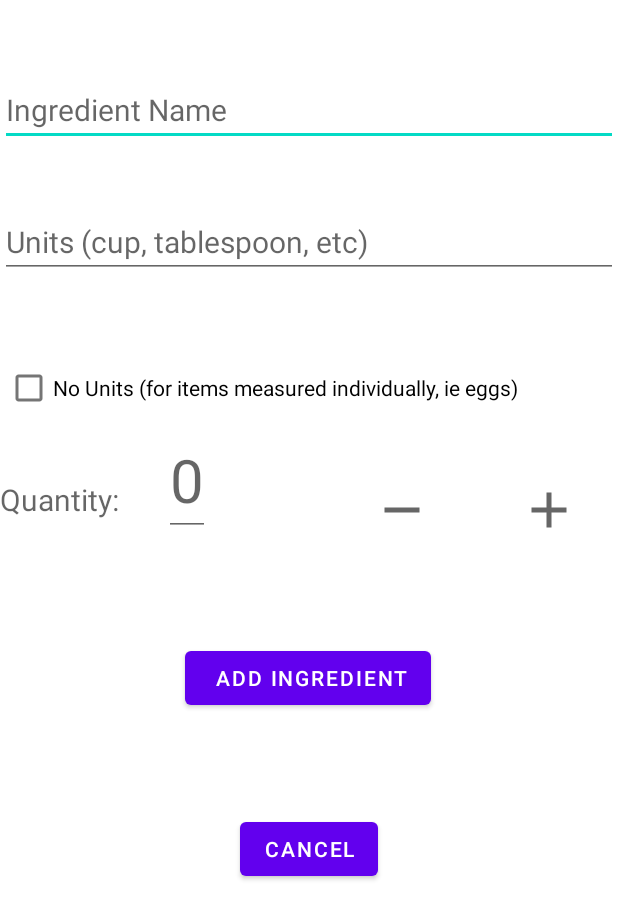
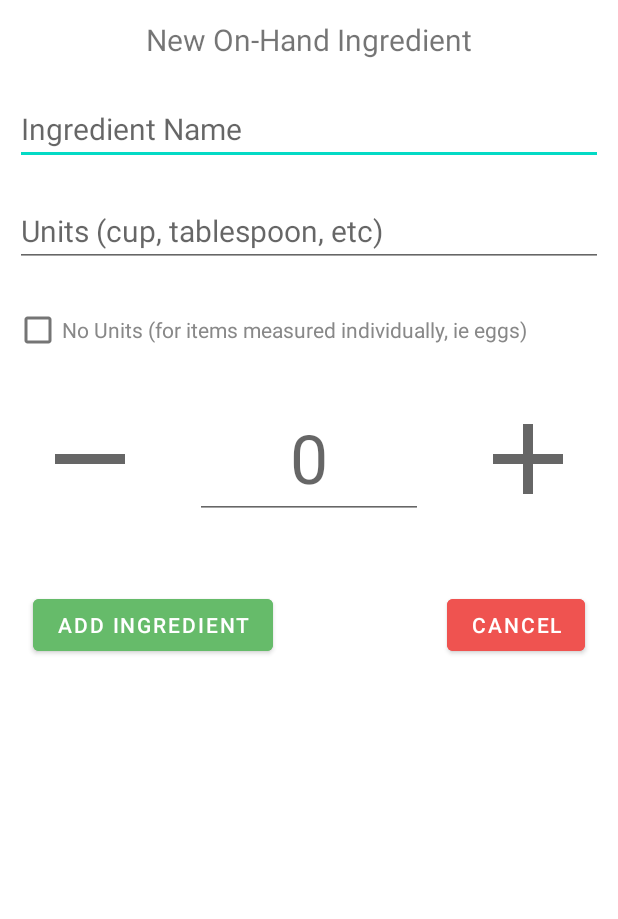
Before and after one commit to SCCapstone/Purplelimited, an Android app: the layout new_ingredient_popup.xml on its own in the app's theme, with its tools: preview values and no code run, on a phone screen of 412 x 824 dp. Shown: the top 919 px of the screen. Run offline under Robolectric (Android 15) with nearby library versions, the phone set to English and light mode, and no system bars.

Commit message:
UI Improvements

```diff
--- a/app/src/main/java/edu/sc/purplelimited/ui/on_hand_ingredients/OnHandListAdapter.java
+++ b/app/src/main/java/edu/sc/purplelimited/ui/on_hand_ingredients/OnHandListAdapter.java
@@ -40,7 +40,11 @@ public class OnHandListAdapter extends ArrayAdapter {
     }
     // Text
     TextView ingredientString = row.findViewById(R.id.ingredient_name_in_listview);
-    ingredientString.setText(onHandList.get(position).toString());
+    String ingredientText = onHandList.get(position).toString();
+    if (ingredientText.length() > 28) {
+      ingredientText = ingredientText.substring(0, 28) + "...";
+    }
+    ingredientString.setText(ingredientText);
 
     // Clickable
     ImageView increaseQuantity = row.findViewById(R.id.increase_quantity_list_view);
--- a/app/src/main/res/drawable/remove_icon.xml
+++ b/app/src/main/res/drawable/remove_icon.xml
@@ -1,4 +1,4 @@
-<vector android:height="24dp" android:tint="#FF0000"
+<vector android:height="24dp" android:tint="#EF5350"
     android:viewportHeight="24" android:viewportWidth="24"
     android:width="24dp" xmlns:android="http://schemas.android.com/apk/res/android">
     <path android:fillColor="@android:color/white" android:pathData="M12,2C6.48,2 2,6.48 2,12s4.48,10 10,10 10,-4.48 10,-10S17.52,2 12,2zM17,13L7,13v-2h10v2z"/>
--- a/app/src/main/res/layout/new_ingredient_popup.xml
+++ b/app/src/main/res/layout/new_ingredient_popup.xml
@@ -5,129 +5,168 @@
     android:layout_width="match_parent"
     android:layout_height="match_parent">
 
+
+    <RelativeLayout
+        android:id="@+id/textLayout"
+        android:layout_width="match_parent"
+        android:layout_height="200dp"
+        android:layout_marginTop="52dp"
+        app:layout_constraintEnd_toEndOf="parent"
+        app:layout_constraintHorizontal_bias="0.0"
+        app:layout_constraintStart_toStartOf="parent"
+        app:layout_constraintTop_toTopOf="parent">
+
         <EditText
             android:id="@+id/new_ingredient_name"
             android:layout_width="match_parent"
             android:layout_height="wrap_content"
+            android:layout_alignParentLeft="true"
+            android:layout_alignParentTop="true"
+            android:layout_marginHorizontal="10dp"
+            android:layout_marginVertical="10dp"
+            android:layout_marginTop="0dp"
             android:hint="Ingredient Name"
             android:minHeight="48dp"
-        android:textSize="20dp"
-        app:layout_constraintBottom_toBottomOf="parent"
-        app:layout_constraintEnd_toEndOf="parent"
-        app:layout_constraintHorizontal_bias="1.0"
-        app:layout_constraintStart_toStartOf="parent"
-        app:layout_constraintTop_toTopOf="parent"
-        app:layout_constraintVertical_bias="0.064" />
+            android:textSize="20sp" />
 
         <EditText
             android:id="@+id/new_ingredient_units"
             android:layout_width="match_parent"
             android:layout_height="wrap_content"
-        android:layout_marginTop="40dp"
+            android:layout_below="@+id/new_ingredient_name"
+            android:layout_alignParentLeft="true"
+            android:layout_marginHorizontal="10dp"
+            android:layout_marginVertical="10dp"
+            android:layout_marginLeft="4dp"
+            android:layout_marginTop="-48dp"
             android:hint="Units (cup, tablespoon, etc)"
             android:minHeight="48dp"
-        android:textSize="20dp"
-        app:layout_constraintEnd_toEndOf="parent"
-        app:layout_constraintHorizontal_bias="0.0"
-        app:layout_constraintStart_toStartOf="parent"
-        app:layout_constraintTop_toBottomOf="@+id/new_ingredient_name" />
-
-    <TextView
-        android:id="@+id/enter_quantity_text"
-        android:layout_width="wrap_content"
-        android:layout_height="wrap_content"
-        android:layout_marginTop="40dp"
-        android:hint="Quantity:"
-        android:textSize="20dp"
-        app:layout_constraintBottom_toBottomOf="parent"
-        app:layout_constraintEnd_toEndOf="parent"
-        app:layout_constraintHorizontal_bias="0.0"
-        app:layout_constraintStart_toStartOf="parent"
-        app:layout_constraintTop_toBottomOf="@+id/new_ingredient_units"
-        app:layout_constraintVertical_bias="0.164" />
-
-    <EditText
-        android:id="@+id/current_quantity"
-        android:layout_width="wrap_content"
-        android:layout_height="wrap_content"
-        android:layout_marginTop="20dp"
-        android:hint="0"
-        android:inputType="number"
-        android:textSize="40dp"
-        app:layout_constraintBottom_toBottomOf="parent"
-        app:layout_constraintEnd_toEndOf="parent"
-        app:layout_constraintHorizontal_bias="0.099"
-        app:layout_constraintStart_toEndOf="@+id/enter_quantity_text"
-        app:layout_constraintTop_toBottomOf="@+id/new_ingredient_units"
-        app:layout_constraintVertical_bias="0.142" />
-
-    <ImageView
-        android:id="@+id/decrease_quantity_popup"
-        android:layout_width="40dp"
-        android:layout_height="40dp"
-        android:layout_centerVertical="true"
-        android:layout_marginStart="108dp"
-        android:layout_marginTop="35dp"
-        android:layout_toLeftOf="@+id/increase_quantity_popup"
-        android:src="@drawable/decrease_quantity"
-        app:layout_constraintBottom_toBottomOf="parent"
-        app:layout_constraintStart_toEndOf="@+id/current_quantity"
-        app:layout_constraintTop_toBottomOf="@+id/new_ingredient_units"
-        app:layout_constraintVertical_bias="0.176" />
-
-    <ImageView
-        android:id="@+id/increase_quantity_popup"
-        android:layout_width="40dp"
-        android:layout_height="40dp"
-        android:layout_centerVertical="true"
-        android:layout_marginTop="35dp"
-        android:layout_toLeftOf="@id/remove"
-        android:src="@drawable/increase_quantity"
-        app:layout_constraintBottom_toBottomOf="parent"
-        app:layout_constraintEnd_toEndOf="parent"
-        app:layout_constraintHorizontal_bias="0.687"
-        app:layout_constraintStart_toEndOf="@+id/decrease_quantity_popup"
-        app:layout_constraintTop_toBottomOf="@+id/new_ingredient_units"
-        app:layout_constraintVertical_bias="0.176"
-        tools:ignore="NotSibling" />
-
-    <Button
-        android:id="@+id/add_new_ingredient"
-        android:layout_width="wrap_content"
-        android:layout_height="wrap_content"
-        android:layout_marginTop="40dp"
-        android:paddingLeft="20dp"
-        android:text="Add Ingredient"
-        app:layout_constraintBottom_toBottomOf="parent"
-        app:layout_constraintEnd_toEndOf="parent"
-        app:layout_constraintHorizontal_bias="0.497"
-        app:layout_constraintStart_toStartOf="parent"
-        app:layout_constraintTop_toBottomOf="@+id/enter_quantity_text"
-        app:layout_constraintVertical_bias="0.107" />
-
-    <Button
-        android:id="@+id/cancel_new_ingredient"
-        android:layout_width="wrap_content"
-        android:layout_height="wrap_content"
-        android:text="Cancel"
-        app:layout_constraintBottom_toBottomOf="parent"
-        app:layout_constraintEnd_toEndOf="parent"
-        app:layout_constraintStart_toStartOf="parent"
-        app:layout_constraintTop_toBottomOf="@+id/add_new_ingredient"
-        app:layout_constraintVertical_bias="0.219" />
+            android:textSize="20sp" />
 
         <CheckBox
             android:id="@+id/no_units_checkbox"
             android:layout_width="wrap_content"
             android:layout_height="wrap_content"
+            android:layout_below="@+id/new_ingredient_units"
+            android:layout_alignParentStart="true"
+            android:layout_alignParentEnd="true"
+            android:layout_marginHorizontal="10dp"
+            android:layout_marginVertical="10dp"
+            android:layout_marginStart="9dp"
+            android:layout_marginTop="20dp"
+            android:layout_marginEnd="55dp"
+            android:minHeight="48dp"
             android:text="No Units (for items measured individually, ie eggs)"
-        app:layout_constraintBottom_toTopOf="@+id/current_quantity"
+            android:textColor="#888888"
+            tools:ignore="TouchTargetSizeCheck" />
+    </RelativeLayout>
+
+    <RelativeLayout
+        android:id="@+id/unitsLayout"
+        android:layout_width="match_parent"
+        android:layout_height="100dp"
+        android:layout_marginTop="4dp"
         app:layout_constraintEnd_toEndOf="parent"
-        app:layout_constraintHorizontal_bias="0.049"
-        app:layout_constraintLeft_toRightOf="parent"
+        app:layout_constraintHorizontal_bias="0.0"
         app:layout_constraintStart_toStartOf="parent"
-        app:layout_constraintTop_toBottomOf="@+id/new_ingredient_units"
-        app:layout_constraintVertical_bias="1.0" />
+        app:layout_constraintTop_toBottomOf="@+id/textLayout">
+
+        <EditText
+            android:id="@+id/current_quantity"
+            android:layout_width="48dp"
+            android:layout_height="75dp"
+            android:layout_alignParentTop="true"
+            android:layout_alignParentBottom="true"
+            android:layout_marginHorizontal="10dp"
+            android:layout_marginVertical="10dp"
+            android:layout_marginBottom="90dp"
+            android:layout_toStartOf="@+id/increase_quantity_popup"
+            android:layout_toEndOf="@+id/decrease_quantity_popup"
+            android:hint="0"
+            android:inputType="number"
+            android:textAlignment="center"
+            android:textSize="45sp" />
+
+        <ImageView
+            android:id="@+id/decrease_quantity_popup"
+            android:layout_width="100dp"
+            android:layout_height="100dp"
+
+
+            android:layout_alignParentStart="true"
+            android:layout_alignParentTop="true"
+            android:layout_alignParentBottom="true"
+            android:layout_marginHorizontal="10dp"
+            android:layout_marginVertical="10dp"
+            android:layout_marginBottom="90dp"
+            android:src="@drawable/decrease_quantity" />
+
+        <ImageView
+            android:id="@+id/increase_quantity_popup"
+            android:layout_width="100dp"
+            android:layout_height="100dp"
+            android:layout_alignParentTop="true"
+            android:layout_alignParentEnd="true"
+            android:layout_alignParentBottom="true"
+            android:layout_marginHorizontal="10dp"
+            android:layout_marginVertical="10dp"
+            android:layout_marginBottom="90dp"
+            android:src="@drawable/increase_quantity" />
+
+    </RelativeLayout>
+
+    <RelativeLayout
+        android:id="@+id/buttonsLayout"
+        android:layout_width="match_parent"
+        android:layout_height="100dp"
+
+        android:layout_marginTop="8dp"
+        app:layout_constraintEnd_toEndOf="parent"
+        app:layout_constraintHorizontal_bias="0.0"
+        app:layout_constraintStart_toStartOf="parent"
+        app:layout_constraintTop_toBottomOf="@+id/unitsLayout">
+
+
+        <Button
+            android:id="@+id/add_new_ingredient"
+            android:backgroundTint="#66BB6A"
+            android:layout_width="wrap_content"
+            android:layout_height="wrap_content"
+            android:layout_alignParentStart="true"
+            android:layout_alignParentTop="true"
+            android:layout_alignParentBottom="true"
+            android:layout_marginStart="22dp"
+            android:layout_marginTop="29dp"
+            android:layout_marginBottom="24dp"
+            android:minHeight="48dp"
+            android:text="Add Ingredient" />
+
+        <Button
+            android:id="@+id/cancel_new_ingredient"
+            android:backgroundTint="#EF5350"
+            android:layout_width="wrap_content"
+            android:layout_height="wrap_content"
+            android:layout_alignParentTop="true"
+            android:layout_alignParentEnd="true"
+            android:layout_alignParentRight="true"
+            android:layout_alignParentBottom="true"
+            android:layout_marginTop="29dp"
+            android:layout_marginEnd="22dp"
+            android:layout_marginRight="22dp"
+            android:layout_marginBottom="24dp"
+            android:text="Cancel" />
+    </RelativeLayout>
+
+    <TextView
+        android:id="@+id/popup_title"
+        android:layout_width="wrap_content"
+        android:layout_height="wrap_content"
+        android:text="New On-Hand Ingredient"
+        android:textSize="20sp"
+        app:layout_constraintBottom_toTopOf="@+id/textLayout"
+        app:layout_constraintEnd_toEndOf="parent"
+        app:layout_constraintStart_toStartOf="parent"
+        app:layout_constraintTop_toTopOf="parent" />
 
 
 </androidx.constraintlayout.widget.ConstraintLayout>
--- a/app/src/main/res/layout/on_hand_list_view.xml
+++ b/app/src/main/res/layout/on_hand_list_view.xml
@@ -16,29 +16,32 @@
 
 
     <ImageView
-        android:layout_width="22sp"
-        android:layout_height="22sp"
         android:id="@+id/decrease_quantity_list_view"
+        android:layout_width="30dp"
+        android:layout_height="30dp"
         android:layout_centerVertical="true"
+        android:layout_marginHorizontal="10dp"
+        android:layout_marginVertical="10dp"
         android:layout_toLeftOf="@+id/increase_quantity_list_view"
-        android:src="@drawable/decrease_quantity"
-        />
+        android:src="@drawable/decrease_quantity" />
 
     <ImageView
-        android:layout_width="22sp"
-        android:layout_height="22sp"
         android:id="@+id/increase_quantity_list_view"
+        android:layout_width="30dp"
+        android:layout_height="30dp"
         android:layout_centerVertical="true"
+        android:layout_marginHorizontal="10dp"
+        android:layout_marginVertical="10dp"
         android:layout_toLeftOf="@id/remove"
-        android:src="@drawable/increase_quantity"
-        />
+        android:src="@drawable/increase_quantity" />
 
     <ImageView
-        android:layout_width="22sp"
-        android:layout_height="22sp"
         android:id="@+id/remove"
+        android:layout_width="25dp"
+        android:layout_height="25dp"
+        android:layout_alignParentRight="true"
         android:layout_centerVertical="true"
-        android:src="@drawable/remove_icon"
-        android:layout_alignParentRight="true"
-        />
+        android:layout_marginHorizontal="10dp"
+        android:layout_marginVertical="10dp"
+        android:src="@drawable/remove_icon" />
 </RelativeLayout>
```
Lines whose indentation alone changed are shown as unchanged.
